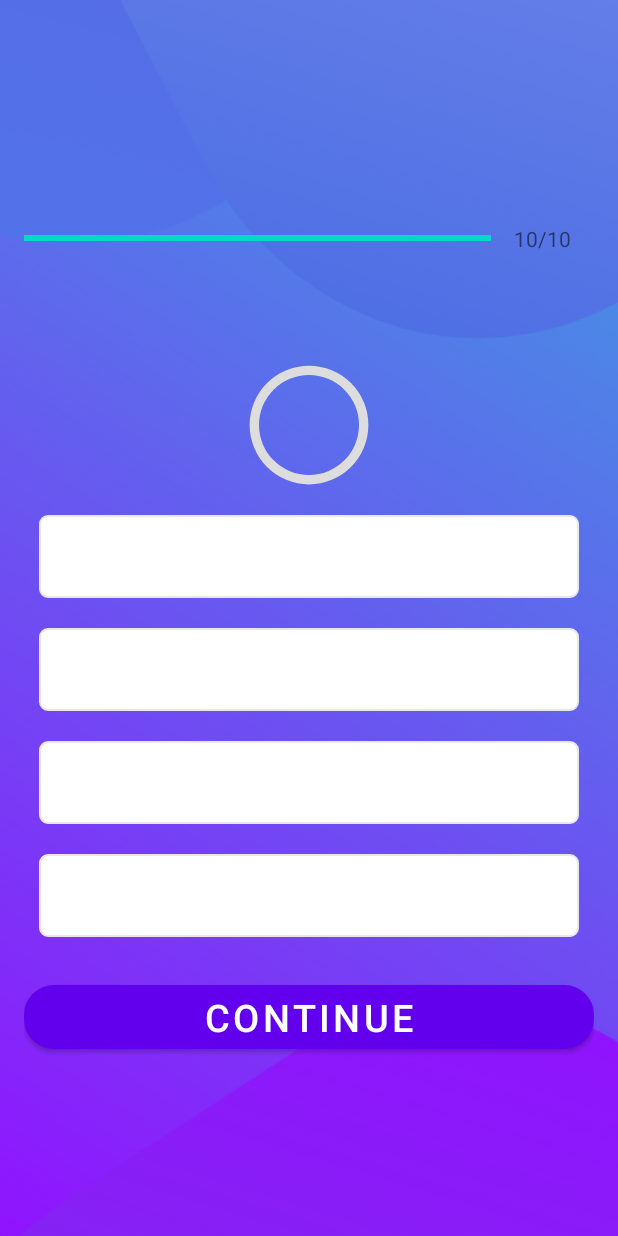
After one commit to sachinsah1997/MathQuiz, an Android app: the QuizActivity screen opened directly, with no data from a screen before it, on a phone screen of 412 x 824 dp. The commit adds this screen. Run offline under Robolectric (Android 15) with nearby library versions, the phone set to English and light mode, and no system bars.

Commit message:
Added Question UI and intent to dashboard

```diff
--- a/app/src/main/AndroidManifest.xml
+++ b/app/src/main/AndroidManifest.xml
@@ -9,7 +9,6 @@
         android:roundIcon="@drawable/logo"
         android:supportsRtl="true"
         android:theme="@style/Theme.MathApp">
-
         <activity android:name=".SplashActivity">
             <intent-filter>
                 <action android:name="android.intent.action.MAIN" />
@@ -17,8 +16,9 @@
                 <category android:name="android.intent.category.LAUNCHER" />
             </intent-filter>
         </activity>
-        <activity android:name=".MainActivity"/>
-        <activity android:name=".DashboardActivity"/>
+        <activity android:name=".MainActivity" />
+        <activity android:name=".DashboardActivity" />
+        <activity android:name=".QuizActivity"/>
     </application>
 
 </manifest>
--- a/app/src/main/java/com/sachinsah/mathapp/DashboardActivity.java
+++ b/app/src/main/java/com/sachinsah/mathapp/DashboardActivity.java
@@ -1,8 +1,11 @@
 package com.sachinsah.mathapp;
 
 import android.annotation.SuppressLint;
+import android.content.Intent;
 import android.content.SharedPreferences;
 import android.os.Bundle;
+import android.view.View;
+import android.widget.RelativeLayout;
 import android.widget.TextView;
 
 import androidx.appcompat.app.AppCompatActivity;
@@ -10,6 +13,7 @@ import androidx.appcompat.app.AppCompatActivity;
 public class DashboardActivity extends AppCompatActivity {
 
     private TextView textViewName;
+    private RelativeLayout relativeLayoutAddition, relativeLayoutSubtract, relativeLayoutMultiply, relativeLayoutDivision;
 
     @SuppressLint("SetTextI18n")
     @Override
@@ -28,5 +32,30 @@ public class DashboardActivity extends AppCompatActivity {
         // We can then use the data
         textViewName = findViewById(R.id.textViewName);
         textViewName.setText(textViewName.getText().toString().trim() + " " + userName);
+
+
+        relativeLayoutAddition = findViewById(R.id.relativeLayoutAddition);
+        relativeLayoutSubtract = findViewById(R.id.relativeLayoutSubtract);
+        relativeLayoutMultiply = findViewById(R.id.relativeLayoutmultiply);
+        relativeLayoutDivision = findViewById(R.id.relativeLayoutDivision);
+
+        Intent intent = new Intent(getApplicationContext(), QuizActivity.class);
+
+        relativeLayoutAddition.setOnClickListener(v -> {
+            intent.putExtra("questionType", "add");
+            startActivity(intent);
+        });
+        relativeLayoutSubtract.setOnClickListener(v -> {
+            intent.putExtra("questionType", "sub");
+            startActivity(intent);
+        });
+        relativeLayoutMultiply.setOnClickListener(v -> {
+            intent.putExtra("questionType", "mul");
+            startActivity(intent);
+        });relativeLayoutDivision.setOnClickListener(v -> {
+            intent.putExtra("questionType", "div");
+            startActivity(intent);
+        });
+
     }
 }
--- /dev/null
+++ b/app/src/main/java/com/sachinsah/mathapp/QuizActivity.java
@@ -0,0 +1,32 @@
+package com.sachinsah.mathapp;
+
+import androidx.appcompat.app.AppCompatActivity;
+
+import android.annotation.SuppressLint;
+import android.os.Bundle;
+import android.widget.ProgressBar;
+import android.widget.TextView;
+
+public class QuizActivity extends AppCompatActivity {
+
+    private TextView textViewQuestion;
+    private ProgressBar progressBarQuestion;
+
+    @SuppressLint("SetTextI18n")
+    @Override
+    protected void onCreate(Bundle savedInstanceState) {
+        super.onCreate(savedInstanceState);
+        setContentView(R.layout.activity_quiz_questions);
+
+        textViewQuestion = findViewById(R.id.textViewQuestion);
+        progressBarQuestion = findViewById(R.id.progressBarQuestion);
+
+        for(int question = 1; question<=10; question++){
+
+            textViewQuestion.setText(question + "/" + 10);
+            progressBarQuestion.setProgress(question);
+
+        }
+
+    }
+}
--- /dev/null
+++ b/app/src/main/res/drawable/circle.xml
@@ -0,0 +1,26 @@
+<?xml version="1.0" encoding="utf-8"?>
+<layer-list xmlns:android="http://schemas.android.com/apk/res/android">
+    <item>
+        <shape
+            android:shape="ring"
+            android:thicknessRatio="16"
+            android:useLevel="false">
+            <solid android:color="#DDD" />
+        </shape>
+    </item>
+    <item>
+        <rotate
+            android:fromDegrees="360"
+            android:toDegrees="360">
+            <shape
+                android:shape="ring"
+                android:thicknessRatio="15"
+                android:useLevel="true">
+                <gradient
+                    android:endColor="@color/purple_700"
+                    android:startColor="@color/purple_700"
+                    android:type="sweep" />
+            </shape>
+        </rotate>
+    </item>
+</layer-list>
--- /dev/null
+++ b/app/src/main/res/drawable/correct_option_border_bg.xml
@@ -0,0 +1,8 @@
+<?xml version="1.0" encoding="utf-8"?>
+<shape xmlns:android="http://schemas.android.com/apk/res/android"
+    android:shape="rectangle">
+
+    <solid android:color="@android:color/holo_green_light" />
+
+    <corners android:radius="5dp" />
+</shape>
--- /dev/null
+++ b/app/src/main/res/drawable/default_option_border_bg.xml
@@ -0,0 +1,12 @@
+<?xml version="1.0" encoding="utf-8"?>
+<shape xmlns:android="http://schemas.android.com/apk/res/android"
+    android:shape="rectangle">
+
+    <stroke
+        android:width="1dp"
+        android:color="#E8E8E8" />
+
+    <solid android:color="@android:color/white" />
+
+    <corners android:radius="5dp" />
+</shape>
--- /dev/null
+++ b/app/src/main/res/drawable/selected_option_border_bg.xml
@@ -0,0 +1,12 @@
+<?xml version="1.0" encoding="utf-8"?>
+<shape xmlns:android="http://schemas.android.com/apk/res/android"
+    android:shape="rectangle">
+
+    <stroke
+        android:width="1dp"
+        android:color="@color/purple_700" />
+
+    <solid android:color="@android:color/white" />
+
+    <corners android:radius="5dp" />
+</shape>
--- /dev/null
+++ b/app/src/main/res/drawable/wrong_option_border_bg.xml
@@ -0,0 +1,8 @@
+<?xml version="1.0" encoding="utf-8"?>
+<shape xmlns:android="http://schemas.android.com/apk/res/android"
+    android:shape="rectangle">
+
+    <solid android:color="@android:color/holo_red_light" />
+
+    <corners android:radius="5dp" />
+</shape>
--- a/app/src/main/res/layout/activity_dashboard.xml
+++ b/app/src/main/res/layout/activity_dashboard.xml
@@ -50,6 +50,7 @@
                 android:layout_margin="10dp"
                 android:layout_weight="1">
                 <RelativeLayout
+                    android:id="@+id/relativeLayoutAddition"
                     android:layout_width="match_parent"
                     android:layout_height="match_parent">
                     <TextView
@@ -78,6 +79,7 @@
                 android:layout_weight="1">
 
                 <RelativeLayout
+                    android:id="@+id/relativeLayoutSubtract"
                     android:layout_width="match_parent"
                     android:layout_height="match_parent">
 
@@ -117,6 +119,7 @@
                 android:layout_margin="10dp"
                 android:layout_weight="1">
                 <RelativeLayout
+                    android:id="@+id/relativeLayoutmultiply"
                     android:layout_width="match_parent"
                     android:layout_height="match_parent">
                     <TextView
@@ -143,6 +146,7 @@
                 android:layout_margin="10dp"
                 android:layout_weight="1">
                 <RelativeLayout
+                    android:id="@+id/relativeLayoutDivision"
                     android:layout_width="match_parent"
                     android:layout_height="match_parent">
                     <TextView
--- /dev/null
+++ b/app/src/main/res/layout/activity_quiz_questions.xml
@@ -0,0 +1,159 @@
+<?xml version="1.0" encoding="utf-8"?>
+<ScrollView xmlns:android="http://schemas.android.com/apk/res/android"
+    xmlns:tools="http://schemas.android.com/tools"
+    android:layout_width="match_parent"
+    android:layout_height="match_parent"
+    xmlns:app="http://schemas.android.com/apk/res-auto"
+    android:fillViewport="true"
+    android:background="@drawable/ic_bg"
+    tools:context=".QuizActivity">
+
+    <LinearLayout
+        android:layout_width="match_parent"
+        android:layout_height="wrap_content"
+        android:gravity="center"
+        android:orientation="vertical"
+        android:padding="16dp">
+
+
+        <LinearLayout
+            android:id="@+id/ll_progress_details"
+            android:layout_width="match_parent"
+            android:layout_height="wrap_content"
+            android:layout_marginTop="16dp"
+            android:gravity="center_vertical"
+            android:orientation="horizontal">
+
+            <ProgressBar
+                android:id="@+id/progressBarQuestion"
+                style="?android:attr/progressBarStyleHorizontal"
+                android:layout_width="0dp"
+                android:layout_height="wrap_content"
+                android:layout_weight="5"
+                android:indeterminate="false"
+                android:max="10"
+                android:minHeight="50dp"
+                android:progress="0"/>
+
+            <TextView
+                android:id="@+id/textViewQuestion"
+                android:layout_width="wrap_content"
+                android:layout_height="wrap_content"
+                android:gravity="center"
+                android:padding="15dp"
+                android:textColorHint="#7A8089"
+                android:textSize="14sp"
+                tools:text="0/10" />
+        </LinearLayout>
+
+        <TextView
+            android:id="@+id/tv_question"
+            android:layout_width="match_parent"
+            android:layout_height="wrap_content"
+            android:layout_margin="10dp"
+            android:gravity="center"
+            android:textColor="@color/black"
+            android:textSize="22sp"
+            tools:text="What country does this flag belong to?" />
+
+        <androidx.constraintlayout.widget.ConstraintLayout
+            xmlns:app="http://schemas.android.com/apk/res-auto"
+            android:layout_width="wrap_content"
+            android:layout_height="wrap_content"
+            tools:context=".QuizActivity">
+
+            <ProgressBar
+                android:id="@+id/progress_bar"
+                style="@style/CircularDeterminateProgressBar"
+                android:layout_width="100dp"
+                android:layout_height="100dp"
+                app:layout_constraintBottom_toBottomOf="parent"
+                app:layout_constraintLeft_toLeftOf="parent"
+                app:layout_constraintRight_toRightOf="parent"
+                app:layout_constraintTop_toTopOf="parent"
+                tools:progress="100" />
+
+            <TextView
+                android:id="@+id/text_view_progress"
+                android:layout_width="wrap_content"
+                android:layout_height="wrap_content"
+                android:textAppearance="@style/TextAppearance.AppCompat.Large"
+                app:layout_constraintBottom_toBottomOf="@+id/progress_bar"
+                app:layout_constraintEnd_toEndOf="@+id/progress_bar"
+                app:layout_constraintStart_toStartOf="@+id/progress_bar"
+                app:layout_constraintTop_toTopOf="@+id/progress_bar"
+                tools:text="20" />
+
+        </androidx.constraintlayout.widget.ConstraintLayout>
+
+
+        <TextView
+            android:id="@+id/tv_option_one"
+            android:layout_width="match_parent"
+            android:layout_height="wrap_content"
+            android:layout_margin="10dp"
+            android:background="@drawable/default_option_border_bg"
+            android:gravity="center"
+            android:padding="15dp"
+            android:textColor="#7A8089"
+            android:textSize="18sp"
+            tools:text="Apple" />
+
+        <TextView
+            android:id="@+id/tv_option_two"
+            android:layout_width="match_parent"
+            android:layout_height="wrap_content"
+            android:layout_marginStart="10dp"
+            android:layout_marginTop="10dp"
+            android:layout_marginEnd="10dp"
+            android:layout_marginBottom="10dp"
+            android:background="@drawable/default_option_border_bg"
+            android:gravity="center"
+            android:padding="15dp"
+            android:textColor="#7A8089"
+            android:textSize="18sp"
+            tools:text="Google" />
+
+        <TextView
+            android:id="@+id/tv_option_three"
+            android:layout_width="match_parent"
+            android:layout_height="wrap_content"
+            android:layout_marginStart="10dp"
+            android:layout_marginTop="10dp"
+            android:layout_marginEnd="10dp"
+            android:layout_marginBottom="10dp"
+            android:background="@drawable/default_option_border_bg"
+            android:gravity="center"
+            android:padding="15dp"
+            android:textColor="#7A8089"
+            android:textSize="18sp"
+            tools:text="Android Inc." />
+
+        <TextView
+            android:id="@+id/tv_option_four"
+            android:layout_width="match_parent"
+            android:layout_height="wrap_content"
+            android:layout_marginStart="10dp"
+            android:layout_marginTop="10dp"
+            android:layout_marginEnd="10dp"
+            android:layout_marginBottom="10dp"
+            android:background="@drawable/default_option_border_bg"
+            android:gravity="center"
+            android:padding="15dp"
+            android:textColor="#7A8089"
+            android:textSize="18sp"
+            tools:text="Nokia"
+            app:cornerRadius="20dp"/>
+
+        <com.google.android.material.button.MaterialButton
+            android:id="@+id/ma_continue"
+            android:layout_width="match_parent"
+            android:layout_height="wrap_content"
+            android:text="Continue"
+            android:layout_marginTop="16dp"
+            android:textColor="@android:color/white"
+            android:textSize="25sp"
+            app:cornerRadius="20dp" />
+
+    </LinearLayout>
+</ScrollView>
--- a/app/src/main/res/values-night/themes.xml
+++ b/app/src/main/res/values-night/themes.xml
@@ -16,4 +16,9 @@
         <item name="windowNoTitle">true</item>
         <item name="windowActionBar">false</item>
     </style>
+
+    <style name="CircularDeterminateProgressBar">
+        <item name="android:indeterminateOnly">false</item>
+        <item name="android:progressDrawable">@drawable/circle</item>
+    </style>
 </resources>
--- a/app/src/main/res/values/themes.xml
+++ b/app/src/main/res/values/themes.xml
@@ -16,4 +16,10 @@
         <item name="windowNoTitle">true</item>
         <item name="windowActionBar">false</item>
     </style>
+
+
+    <style name="CircularDeterminateProgressBar">
+            <item name="android:indeterminateOnly">false</item>
+            <item name="android:progressDrawable">@drawable/circle</item>
+    </style>
 </resources>
```
Also changed, not shown: app/src/main/res/drawable/smile.png (deleted).
